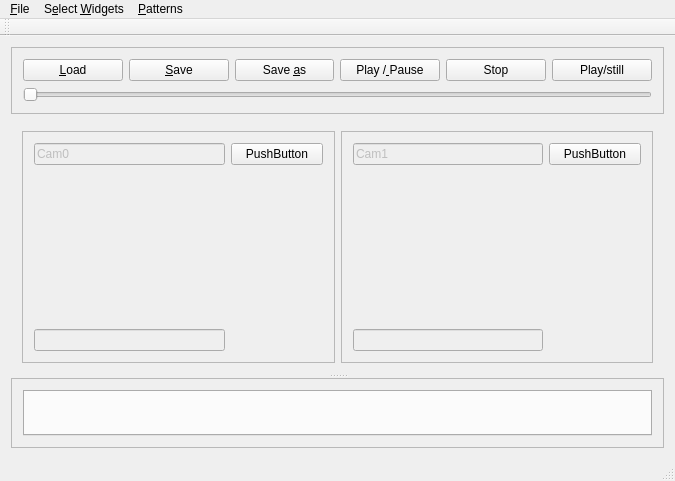
Above: mainwindow.ui from afigegoznaet/CamDemo before the change. Below: the same form after it.
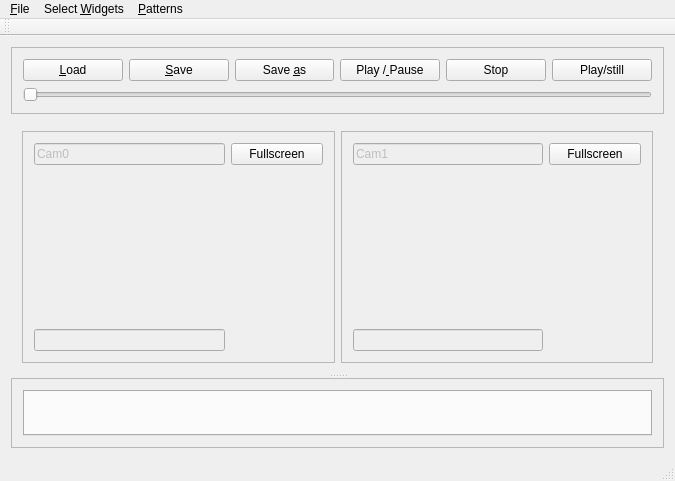
That is the form after the change. Custom widgets are drawn as their Qt base class.

```diff
--- a/mainwindow.ui
+++ b/mainwindow.ui
@@ -109,7 +109,7 @@
            <item row="0" column="2">
             <widget class="QPushButton" name="pushButton0">
              <property name="text">
-              <string>PushButton</string>
+              <string>Fullscreen</string>
              </property>
             </widget>
            </item>
@@ -148,7 +148,7 @@
            <item row="0" column="2">
             <widget class="QPushButton" name="pushButton1">
              <property name="text">
-              <string>PushButton</string>
+              <string>Fullscreen</string>
              </property>
             </widget>
            </item>
@@ -194,7 +194,7 @@
      <x>0</x>
      <y>0</y>
      <width>675</width>
-     <height>19</height>
+     <height>26</height>
     </rect>
    </property>
    <widget class="QMenu" name="menuMedia_File_Load">
@@ -207,7 +207,7 @@
    </widget>
    <widget class="QMenu" name="menuSelect_Media">
     <property name="title">
-     <string>S&amp;elect &amp;Widgets</string>
+     <string>Select &amp;Widgets</string>
     </property>
     <addaction name="actionCAM0"/>
     <addaction name="actionCAM1"/>
```
Left out of the diff: 8 changed lines with no effect on the pictures.
